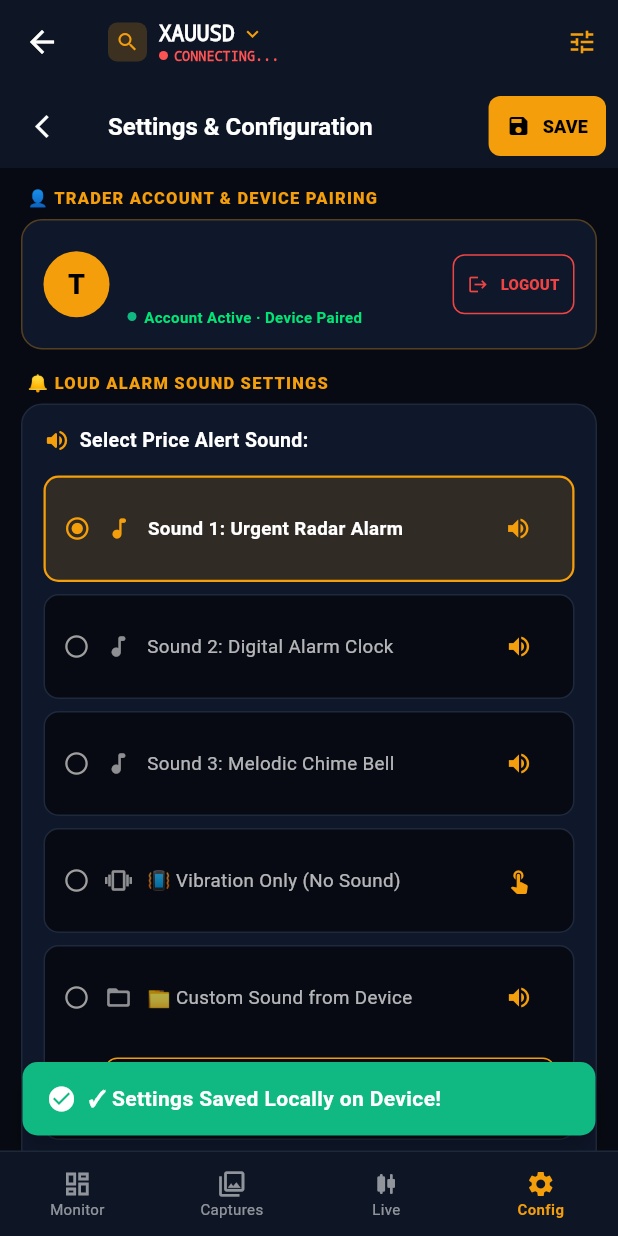
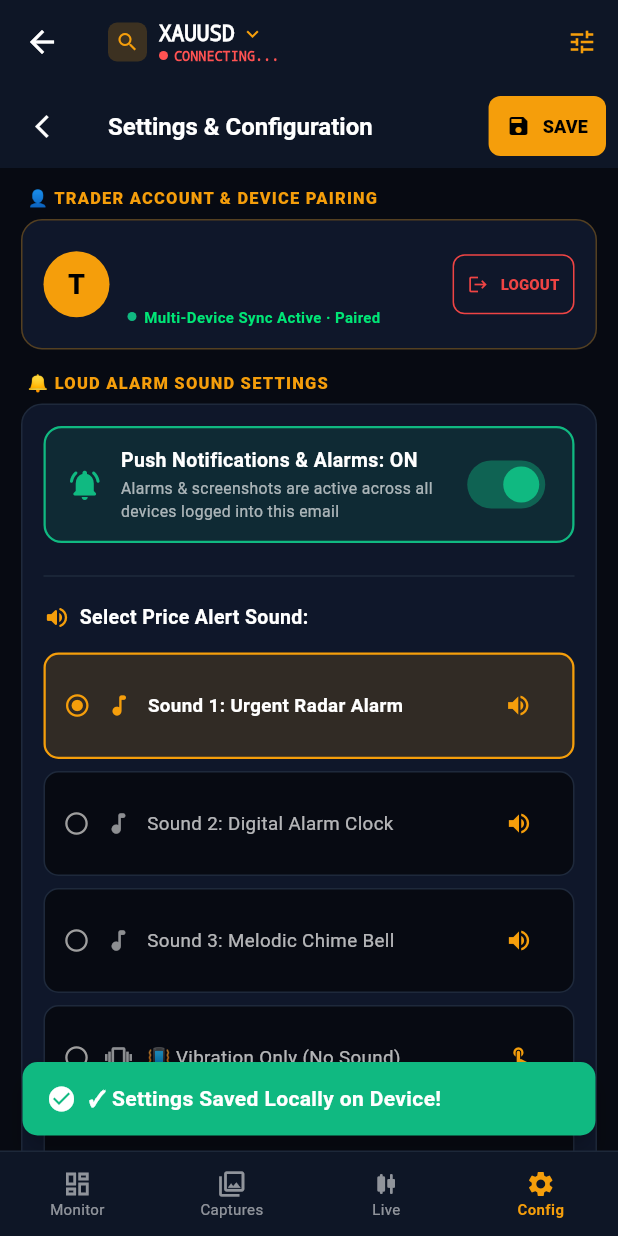
Before and after one commit to Jaspinder-18/gold_mobile_app-, a Flutter app: the HomeScreen screen opened directly, item 4 of the bottom bar chosen, after a tap on "SAVE", on a phone screen of 412 x 824 dp. Run offline on Flutter 3.47's test engine with Material 3 defaults, Android fonts, the phone set to English and light mode, and no system bars; our stand-ins replace audioplayers, cached_network_image, device_info_plus, file_picker, firebase_core, firebase_messaging and 6 more; missing offline and left inert: android_intent_plus, flutter_foreground_task, onesignal_flutter; accounts and stored records are empty; network calls fail; statements that could not run were skipped.

Commit message:
feat: notification ON/OFF toggle in settings, multi-device email sync, rich notification screenshot, and tap to open full chart screenshot

```diff
--- a/lib/models/market_data.dart
+++ b/lib/models/market_data.dart
@@ -305,6 +305,7 @@ class AlertEvent {
   final String telegramStatus;
   final DateTime timestamp;
   final bool isTest;
+  final String? userEmail;
 
   AlertEvent({
     required this.id,
@@ -319,6 +320,7 @@ class AlertEvent {
     required this.telegramStatus,
     required this.timestamp,
     this.isTest = false,
+    this.userEmail,
   });
 
   factory AlertEvent.fromJson(Map<String, dynamic> rawJson) {
@@ -349,6 +351,7 @@ class AlertEvent {
                   ? DateTime.tryParse(json['triggeredAt'].toString()) ?? DateTime.now()
                   : DateTime.now())),
       isTest: _toBool(json['isTest'], false),
+      userEmail: (json['userEmail'] ?? rawJson['userEmail'])?.toString(),
     );
   }
 }
--- a/lib/models/user_model.dart
+++ b/lib/models/user_model.dart
@@ -5,6 +5,7 @@ class UserModel {
   final String role;
   final int activeDevicesCount;
   final String? token;
+  final bool notificationsEnabled;
 
   const UserModel({
     required this.id,
@@ -13,6 +14,7 @@ class UserModel {
     this.role = 'USER',
     this.activeDevicesCount = 1,
     this.token,
+    this.notificationsEnabled = true,
   });
 
   factory UserModel.fromJson(Map<String, dynamic> json, {String? sessionToken}) {
@@ -23,6 +25,7 @@ class UserModel {
       role: json['role']?.toString() ?? 'USER',
       activeDevicesCount: int.tryParse(json['activeDevicesCount']?.toString() ?? '1') ?? 1,
       token: sessionToken ?? json['token']?.toString(),
+      notificationsEnabled: json['notificationsEnabled'] != false,
     );
   }
 
@@ -34,6 +37,7 @@ class UserModel {
       'role': role,
       'activeDevicesCount': activeDevicesCount,
       'token': token,
+      'notificationsEnabled': notificationsEnabled,
     };
   }
 }
--- a/lib/screens/settings_screen.dart
+++ b/lib/screens/settings_screen.dart
@@ -4,6 +4,7 @@ import '../models/market_data.dart';
 import '../services/audio_service.dart';
 import '../services/socket_service.dart';
 import '../services/auth_service.dart';
+import '../services/notification_service.dart';
 import 'auth_screen.dart';
 
 class SettingsScreen extends StatefulWidget {
@@ -27,6 +28,7 @@ class _SettingsScreenState extends State<SettingsScreen> {
   late AppChartRange _selectedRange;
   late AppBarSpacing _selectedBarSpacing;
 
+  bool _notificationsEnabled = true;
   bool _isSaving = false;
 
   @override
@@ -45,7 +47,33 @@ class _SettingsScreenState extends State<SettingsScreen> {
     _selectedTimeframe = AppTimeframe.fromString(cfg.chartTimeframe);
     _selectedRange = AppChartRange.fromString(cfg.chartRange);
     _selectedBarSpacing = AppBarSpacing.fromValue(cfg.barSpacing);
+
+    try {
+      final prefs = await SharedPreferences.getInstance();
+      _notificationsEnabled = prefs.getBool('notifications_enabled') ?? (AuthService().currentUser?.notificationsEnabled ?? true);
+    } catch (_) {}
+
     if (mounted) setState(() {});
+  }
+
+  Future<void> _handleToggleNotifications(bool enabled) async {
+    setState(() => _notificationsEnabled = enabled);
+    await NotificationService().setNotificationsEnabled(enabled);
+    await AuthService().updateNotificationPreferences(enabled);
+    if (mounted) {
+      ScaffoldMessenger.of(context).showSnackBar(
+        SnackBar(
+          backgroundColor: enabled ? const Color(0xFF10B981) : const Color(0xFFEF4444),
+          duration: const Duration(seconds: 2),
+          content: Text(
+            enabled
+                ? '🔔 Push Notifications & Alarms: ON (Synced across all devices)'
+                : '🔕 Push Notifications & Alarms: OFF (Muted on this account)',
+            style: const TextStyle(fontWeight: FontWeight.bold, color: Colors.white),
+          ),
+        ),
+      );
+    }
   }
 
   @override
@@ -57,10 +85,12 @@ class _SettingsScreenState extends State<SettingsScreen> {
   Future<void> _handleSaveAll() async {
     setState(() => _isSaving = true);
     try {
-      // 1. Save Audio Settings locally
+      // 1. Save Audio & Notification Settings locally and remotely
       await _audioService.setSound(_selectedSound);
       await _audioService.setLoopMode(_selectedLoopMode);
       await _audioService.setVolume(_volume);
+      await NotificationService().setNotificationsEnabled(_notificationsEnabled);
+      await AuthService().updateNotificationPreferences(_notificationsEnabled);
 
       // 2. Cache chart settings locally in SharedPreferences
       try {
@@ -201,7 +231,7 @@ class _SettingsScreenState extends State<SettingsScreen> {
                     ),
                     const SizedBox(width: 5),
                     Text(
-                      'Account Active · Device Paired',
+                      'Multi-Device Sync Active · ${email.contains("@") ? email : "Paired"}',
                       style: TextStyle(color: Colors.greenAccent.shade400, fontSize: 10, fontWeight: FontWeight.w600),
                     ),
                   ],
@@ -323,6 +353,67 @@ class _SettingsScreenState extends State<SettingsScreen> {
       child: Column(
         crossAxisAlignment: CrossAxisAlignment.start,
         children: [
+          // Master Push Notifications & Alarms Switch (ON / OFF)
+          Container(
+            padding: const EdgeInsets.symmetric(horizontal: 14, vertical: 12),
+            decoration: BoxDecoration(
+              color: _notificationsEnabled
+                  ? const Color(0xFF10B981).withValues(alpha: 0.12)
+                  : const Color(0xFFEF4444).withValues(alpha: 0.12),
+              borderRadius: BorderRadius.circular(12),
+              border: Border.all(
+                color: _notificationsEnabled ? const Color(0xFF10B981) : const Color(0xFFEF4444),
+                width: 1.5,
+              ),
+            ),
+            child: Row(
+              children: [
+                Icon(
+                  _notificationsEnabled ? Icons.notifications_active_rounded : Icons.notifications_off_rounded,
+                  color: _notificationsEnabled ? const Color(0xFF10B981) : const Color(0xFFEF4444),
+                  size: 24,
+                ),
+                const SizedBox(width: 12),
+                Expanded(
+                  child: Column(
+                    crossAxisAlignment: CrossAxisAlignment.start,
+                    children: [
+                      Text(
+                        _notificationsEnabled ? 'Push Notifications & Alarms: ON' : 'Push Notifications & Alarms: OFF',
+                        style: TextStyle(
+                          color: _notificationsEnabled ? Colors.white : const Color(0xFFFCA5A5),
+                          fontWeight: FontWeight.bold,
+                          fontSize: 13,
+                        ),
+                      ),
+                      const SizedBox(height: 2),
+                      Text(
+                        _notificationsEnabled
+                            ? 'Alarms & screenshots are active across all devices logged into this email'
+                            : 'All price alarms and notifications are paused on this account',
+                        style: TextStyle(
+                          color: Colors.white.withValues(alpha: 0.65),
+                          fontSize: 10.5,
+                        ),
+                      ),
+                    ],
+                  ),
+                ),
+                Switch(
+                  value: _notificationsEnabled,
+                  activeThumbColor: const Color(0xFF10B981),
+                  activeTrackColor: const Color(0xFF10B981).withValues(alpha: 0.4),
+                  inactiveThumbColor: const Color(0xFFEF4444),
+                  inactiveTrackColor: const Color(0xFFEF4444).withValues(alpha: 0.3),
+                  onChanged: (val) => _handleToggleNotifications(val),
+                ),
+              ],
+            ),
+          ),
+          const SizedBox(height: 14),
+          const Divider(color: Color(0xFF1E293B)),
+          const SizedBox(height: 10),
+
           Row(
             mainAxisAlignment: MainAxisAlignment.spaceBetween,
             children: [
--- a/lib/services/auth_service.dart
+++ b/lib/services/auth_service.dart
@@ -254,4 +254,43 @@ class AuthService extends ChangeNotifier {
       }
     } catch (_) {}
   }
+
+  /// Toggle user notification preferences on server & locally
+  Future<bool> updateNotificationPreferences(bool enabled) async {
+    try {
+      final prefs = await SharedPreferences.getInstance();
+      await prefs.setBool('notifications_enabled', enabled);
+
+      if (_currentUser != null) {
+        _currentUser = UserModel(
+          id: _currentUser!.id,
+          fullName: _currentUser!.fullName,
+          email: _currentUser!.email,
+          role: _currentUser!.role,
+          activeDevicesCount: _currentUser!.activeDevicesCount,
+          token: _currentUser!.token,
+          notificationsEnabled: enabled,
+        );
+        await _persistSession(_currentUser!, _currentUser!.token);
+        notifyListeners();
+
+        final serverUrl = await _resolveServerUrl();
+        final cleanUrl = serverUrl.replaceAll(RegExp(r'/+$'), '');
+        final response = await http.post(
+          Uri.parse('$cleanUrl/api/auth/notifications'),
+          headers: {'Content-Type': 'application/json'},
+          body: json.encode({
+            'email': _currentUser!.email,
+            'enabled': enabled,
+          }),
+        ).timeout(const Duration(seconds: 5));
+
+        return response.statusCode >= 200 && response.statusCode < 300;
+      }
+      return true;
+    } catch (e) {
+      debugPrint('[AuthService] updateNotificationPreferences error: $e');
+      return false;
+    }
+  }
 }
--- a/lib/services/notification_service.dart
+++ b/lib/services/notification_service.dart
@@ -16,6 +16,7 @@ import 'package:package_info_plus/package_info_plus.dart';
 import '../models/market_data.dart';
 import '../firebase_options.dart';
 import 'audio_service.dart';
+import 'auth_service.dart';
 
 const int kAlertNotificationId = 1001;
 
@@ -121,6 +122,19 @@ Future<void> firebaseMessagingBackgroundHandler(RemoteMessage message) async {
 
   try {
     final prefs = await SharedPreferences.getInstance();
+    final notificationsEnabled = prefs.getBool('notifications_enabled') ?? true;
+    if (!notificationsEnabled) {
+      debugPrint('[FCM Background] Notifications toggled OFF in settings. Skipping background push.');
+      return;
+    }
+
+    final alertUserEmail = (message.data['userEmail']?.toString() ?? '').trim().toLowerCase();
+    final localUserEmail = (prefs.getString('user_email') ?? '').trim().toLowerCase();
+    if (alertUserEmail.isNotEmpty && localUserEmail.isNotEmpty && alertUserEmail != localUserEmail) {
+      debugPrint('[FCM Background] Ignoring alert for $alertUserEmail (Device user: $localUserEmail)');
+      return;
+    }
+
     final soundName = prefs.getString('alert_sound') ?? 'radarAlert';
     final soundEnabled = prefs.getBool('alert_sound_enabled') ?? (soundName != 'vibrateOnly');
     final vibrationEnabled = prefs.getBool('alert_vibration_enabled') ?? true;
@@ -149,6 +163,18 @@ Future<void> firebaseMessagingBackgroundHandler(RemoteMessage message) async {
         AndroidFlutterLocalNotificationsPlugin>();
     if (androidImpl != null) {
       final channels = [
+        AndroidNotificationChannel(
+          'gold_price_alerts_v5',
+          '🚨 High Priority Price Level Alarms',
+          description: 'Loud alarm clock notifications for market price touches',
+          importance: Importance.max,
+          playSound: true,
+          sound: const RawResourceAndroidNotificationSound('radar_alert'),
+          enableVibration: true,
+          vibrationPattern: Int64List.fromList([0, 1000, 500, 1000, 500, 1000]),
+          enableLights: true,
+          showBadge: true,
+        ),
         AndroidNotificationChannel(
           'gold_channel_radar_v2',
           '🚨 Sound 1: Urgent Radar Alarm',
@@ -245,7 +271,8 @@ Future<void> firebaseMessagingBackgroundHandler(RemoteMessage message) async {
       try {
         String fullUrl = screenshotUrl;
         if (!fullUrl.startsWith('http://') && !fullUrl.startsWith('https://')) {
-          fullUrl = 'https://gold-server-dbbq.onrender.com${screenshotUrl.startsWith('/') ? '' : '/'}$screenshotUrl';
+          final serverUrl = prefs.getString('server_url') ?? 'https://gold-server-dbbq.onrender.com';
+          fullUrl = '${serverUrl.replaceAll(RegExp(r'/+$'), '')}${screenshotUrl.startsWith('/') ? '' : '/'}$screenshotUrl';
         }
         final response = await http.get(Uri.parse(fullUrl)).timeout(const Duration(seconds: 4));
         if (response.statusCode == 200 && response.bodyBytes.isNotEmpty) {
@@ -344,6 +371,17 @@ class NotificationService {
   static const String channelDescription =
       'Loud alarm clock notifications for market price touches';
 
+  bool _notificationsEnabled = true;
+  bool get notificationsEnabled => _notificationsEnabled;
+
+  Future<void> setNotificationsEnabled(bool enabled) async {
+    _notificationsEnabled = enabled;
+    try {
+      final prefs = await SharedPreferences.getInstance();
+      await prefs.setBool('notifications_enabled', enabled);
+    } catch (_) {}
+  }
+
   bool get hasPermission => _hasPermission;
   String? get fcmToken => _fcmToken;
   String? get pendingPayload => _pendingPayload;
@@ -393,6 +431,11 @@ class NotificationService {
   Future<void> initialize({String? serverUrl}) async {
     if (_isInitialized) return;
 
+    try {
+      final prefs = await SharedPreferences.getInstance();
+      _notificationsEnabled = prefs.getBool('notifications_enabled') ?? true;
+    } catch (_) {}
+
     const androidSettings = AndroidInitializationSettings('@mipmap/ic_launcher');
     const darwinSettings = DarwinInitializationSettings(
       requestAlertPermission: true,
@@ -431,6 +474,18 @@ class NotificationService {
         AndroidFlutterLocalNotificationsPlugin>();
     if (androidImpl != null) {
       final channels = [
+        AndroidNotificationChannel(
+          'gold_price_alerts_v5',
+          '🚨 High Priority Price Level Alarms',
+          description: 'Loud alarm clock notifications for market price touches',
+          importance: Importance.max,
+          playSound: true,
+          sound: const RawResourceAndroidNotificationSound('radar_alert'),
+          enableVibration: true,
+          vibrationPattern: Int64List.fromList([0, 1000, 500, 1000, 500, 1000]),
+          enableLights: true,
+          showBadge: true,
+        ),
         AndroidNotificationChannel(
           'gold_channel_radar_v2',
           '🚨 Sound 1: Urgent Radar Alarm',
@@ -584,6 +639,18 @@ class NotificationService {
 
       FirebaseMessaging.onMessage.listen((RemoteMessage message) {
         debugPrint('[FCM] Foreground message received: ${message.data}');
+        if (!_notificationsEnabled) {
+          debugPrint('[NotificationService] Suppressing foreground alert: notifications are OFF.');
+          return;
+        }
+
+        final alertUserEmail = (message.data['userEmail']?.toString() ?? '').trim().toLowerCase();
+        final localUserEmail = (AuthService().currentUser?.email ?? '').trim().toLowerCase();
+        if (alertUserEmail.isNotEmpty && localUserEmail.isNotEmpty && alertUserEmail != localUserEmail) {
+          debugPrint('[NotificationService] Suppressing alert for $alertUserEmail (This user is $localUserEmail)');
+          return;
+        }
+
         final data = message.data;
         final alertId = data['alertId']?.toString() ?? message.messageId ?? '';
         final now = DateTime.now().millisecondsSinceEpoch;
@@ -619,6 +686,7 @@ class NotificationService {
           telegramStatus: 'SENT',
           timestamp: DateTime.now(),
           isTest: false,
+          userEmail: alertUserEmail.isNotEmpty ? alertUserEmail : null,
         );
 
         showAlertNotification(event);
@@ -629,16 +697,16 @@ class NotificationService {
 
       FirebaseMessaging.onMessageOpenedApp.listen((RemoteMessage message) {
         debugPrint('[FCM] Notification opened from background: ${message.data}');
-        final payload = message.data['screenshotUrl'] ?? message.data['alertId'];
-        _handlePayload(payload?.toString());
+        final payload = json.encode(message.data);
+        _handlePayload(payload);
       });
 
       try {
         final initialMsg = await messaging.getInitialMessage();
         if (initialMsg != null) {
           debugPrint('[FCM] Notification opened from terminated state: ${initialMsg.data}');
-          final payload = initialMsg.data['screenshotUrl'] ?? initialMsg.data['alertId'];
-          _handlePayload(payload?.toString());
+          final payload = json.encode(initialMsg.data);
+          _handlePayload(payload);
         }
       } catch (e) {
         debugPrint('[FCM] getInitialMessage error: $e');
@@ -652,20 +720,23 @@ class NotificationService {
     if (token.isEmpty) return;
     try {
       final cleanUrl = serverUrl.replaceAll(RegExp(r'/+$'), '');
+      final userEmail = AuthService().currentUser?.email;
+      final payload = {
+        'token': token,
+        'platform': defaultTargetPlatform == TargetPlatform.iOS ? 'IOS' : 'ANDROID',
+        'deviceName': 'Mobile Client',
+        'symbolSubscriptions': ['ALL'],
+        if (userEmail != null && userEmail.isNotEmpty) 'email': userEmail,
+      };
       final response = await http
           .post(
             Uri.parse('$cleanUrl/api/alerts/fcm/register'),
             headers: {'Content-Type': 'application/json'},
-            body: json.encode({
-              'token': token,
-              'platform': defaultTargetPlatform == TargetPlatform.iOS ? 'IOS' : 'ANDROID',
-              'deviceName': 'Mobile Client',
-              'symbolSubscriptions': ['ALL']
-            }),
+            body: json.encode(payload),
           )
           .timeout(const Duration(seconds: 5));
       if (response.statusCode >= 200 && response.statusCode < 300) {
-        debugPrint('[FCM] Token registered with backend: $cleanUrl');
+        debugPrint('[FCM] Token registered with backend: $cleanUrl (User: $userEmail)');
       } else {
         debugPrint('[FCM] Token registration response status: ${response.statusCode}');
       }
@@ -889,6 +960,11 @@ class NotificationService {
   }
 
   Future<void> showAlertNotification(AlertEvent event) async {
+    if (!_notificationsEnabled) {
+      debugPrint('[NotificationService] Suppressing alert: notifications are OFF in settings.');
+      return;
+    }
+
     try {
       await _acquireWakeLock();
     } catch (_) {}
--- a/lib/services/socket_service.dart
+++ b/lib/services/socket_service.dart
@@ -7,6 +7,7 @@ import 'package:socket_io_client/socket_io_client.dart' as io;
 import '../models/market_data.dart';
 import 'audio_service.dart';
 import 'notification_service.dart';
+import 'auth_service.dart';
 
 class SocketService with WidgetsBindingObserver {
   static final SocketService _instance = SocketService._internal();
@@ -477,6 +478,15 @@ class SocketService with WidgetsBindingObserver {
           }
           _dispatchAlertsUpdate(recentAlerts);
 
+          // Check user email targeting:
+          // If the alert was set by a specific user email, only devices logged into that email trigger audio & push!
+          final alertEmail = (event.userEmail ?? '').trim().toLowerCase();
+          final myEmail = (AuthService().currentUser?.email ?? '').trim().toLowerCase();
+          if (alertEmail.isNotEmpty && myEmail.isNotEmpty && alertEmail != myEmail) {
+            debugPrint('[SocketService] Ignoring alert intended for $alertEmail (This device is logged in as $myEmail)');
+            return;
+          }
+
           // 4. Trigger UI dialog, audio alarm & push notification (strictly once per touch event)
           if (!isRecentDuplicate) {
             _recentAlertTimestamps[debounceKey] = now;
@@ -485,8 +495,12 @@ class SocketService with WidgetsBindingObserver {
 
             _dispatchAlertTriggered(event);
 
-            try { AudioService().playAlertSound(); } catch (_) {}
-            try { NotificationService().showAlertNotification(event); } catch (_) {}
+            if (NotificationService().notificationsEnabled) {
+              try { AudioService().playAlertSound(); } catch (_) {}
+              try { NotificationService().showAlertNotification(event); } catch (_) {}
+            } else {
+              debugPrint('[SocketService] Notification and audio skipped because notifications are toggled OFF.');
+            }
           }
         } catch (e, stack) {
           debugPrint('[SocketService] handleIncomingAlert error: $e\n$stack');
@@ -504,10 +518,15 @@ class SocketService with WidgetsBindingObserver {
     }
   }
 
-  /// Fetch all active alerts for current symbol
+  /// Fetch all active alerts for current symbol (optionally filtered by user's email)
   Future<void> fetchActiveAlerts() async {
     try {
-      final res = await http.get(Uri.parse('$_serverUrl/api/alerts/custom/list?symbol=$activeSymbol')).timeout(const Duration(seconds: 5));
+      final userEmail = AuthService().currentUser?.email;
+      String url = '$_serverUrl/api/alerts/custom/list?symbol=$activeSymbol';
+      if (userEmail != null && userEmail.isNotEmpty) {
+        url += '&userEmail=${Uri.encodeComponent(userEmail)}';
+      }
+      final res = await http.get(Uri.parse(url)).timeout(const Duration(seconds: 5));
       if (res.statusCode == 200) {
         final body = json.decode(res.body);
         if (body['data'] != null && body['data'] is List) {
@@ -522,13 +541,17 @@ class SocketService with WidgetsBindingObserver {
     }
   }
 
-  /// Create a new custom price alert
+  /// Create a new custom price alert tied to the user's email for cross-device alerts
   Future<bool> createCustomAlert({
     required double targetPrice,
     String condition = 'ANY',
     String note = '',
   }) async {
     try {
+      final user = AuthService().currentUser;
+      final userEmail = user?.email;
+      final userId = user?.id;
+
       final res = await http.post(
         Uri.parse('$_serverUrl/api/alerts/custom/create'),
         headers: {'Content-Type': 'application/json'},
@@ -538,6 +561,8 @@ class SocketService with WidgetsBindingObserver {
           'condition': condition,
           'note': note,
           'createdBy': 'APP',
+          if (userEmail != null && userEmail.isNotEmpty) 'userEmail': userEmail,
+          if (userId != null && userId.isNotEmpty) 'userId': userId,
         }),
       ).timeout(const Duration(seconds: 8));
 
```
Also changed, not shown: lib/screens/home_screen.dart (+5 -9 lines), lib/screens/screenshot_viewer_screen.dart (+8 -6 lines).
